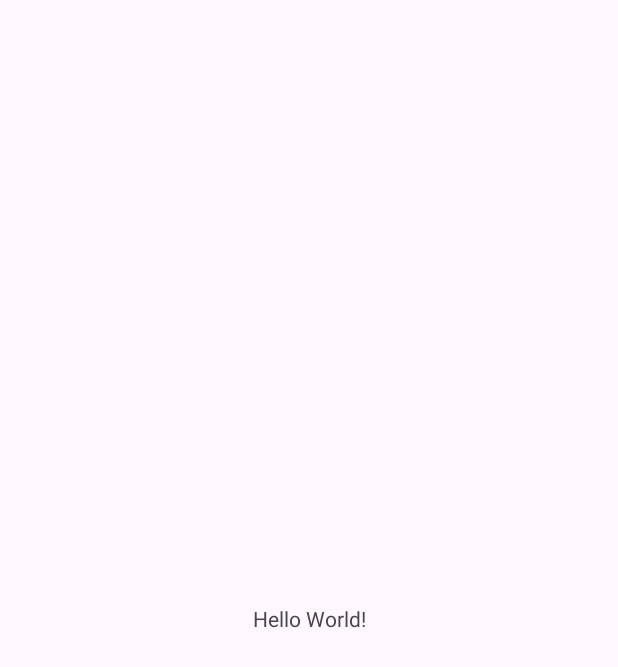
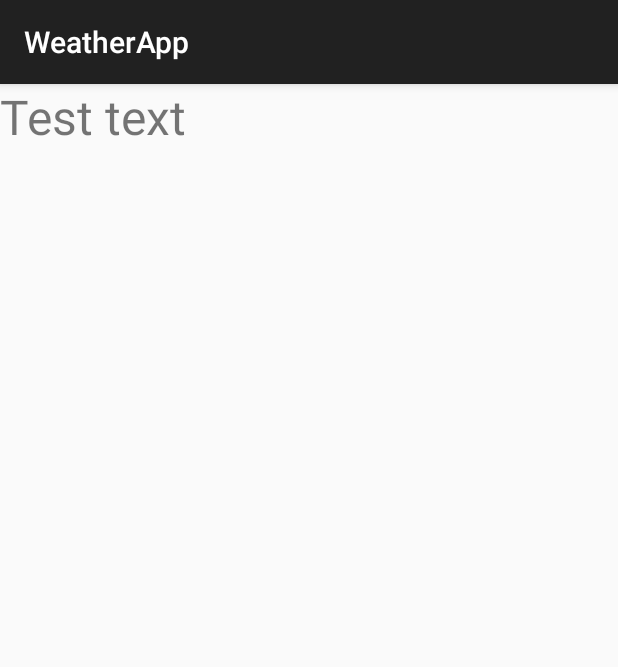
Before and after one commit to JuliaAbramenko/WeatherApp, an Android app: the screen it shows after launch (MainActivity), on a phone screen of 412 x 824 dp. Before the commit the part shown is almost empty. Shown: the top 667 px of the screen. Run offline under Robolectric (Android 15) with nearby library versions, the phone set to English and light mode, and no system bars.

Commit message:
Added serialized names and enums for model classes

```diff
--- a/app/src/main/java/com/example/weatherapp/MainActivity.kt
+++ b/app/src/main/java/com/example/weatherapp/MainActivity.kt
@@ -2,7 +2,6 @@ package com.example.weatherapp
 
 import androidx.appcompat.app.AppCompatActivity
 import android.os.Bundle
-
 class MainActivity : AppCompatActivity() {
     override fun onCreate(savedInstanceState: Bundle?) {
         super.onCreate(savedInstanceState)
--- /dev/null
+++ b/app/src/main/java/com/example/weatherapp/enums/WindSpeedUnitsEnum.kt
@@ -0,0 +1,6 @@
+package com.example.weatherapp.enums
+
+enum class WindSpeedUnitsEnum(val rep: String) {
+    KMH("kmh"),
+    KN("kn")
+}
--- a/app/src/main/res/layout/activity_main.xml
+++ b/app/src/main/res/layout/activity_main.xml
@@ -1,18 +1,13 @@
 <?xml version="1.0" encoding="utf-8"?>
 <androidx.constraintlayout.widget.ConstraintLayout xmlns:android="http://schemas.android.com/apk/res/android"
-    xmlns:app="http://schemas.android.com/apk/res-auto"
-    xmlns:tools="http://schemas.android.com/tools"
     android:layout_width="match_parent"
-    android:layout_height="match_parent"
-    tools:context=".MainActivity">
+    android:layout_height="match_parent">
 
     <TextView
-        android:layout_width="wrap_content"
-        android:layout_height="wrap_content"
-        android:text="Hello World!"
-        app:layout_constraintBottom_toBottomOf="parent"
-        app:layout_constraintEnd_toEndOf="parent"
-        app:layout_constraintStart_toStartOf="parent"
-        app:layout_constraintTop_toTopOf="parent" />
+        android:layout_width="match_parent"
+        android:layout_height="match_parent"
+        android:textSize="32sp"
+        android:text="Test text"
+        />
 
 </androidx.constraintlayout.widget.ConstraintLayout>
--- a/app/src/main/res/values-night/themes.xml
+++ b/app/src/main/res/values-night/themes.xml
@@ -1,6 +1,6 @@
 <resources xmlns:tools="http://schemas.android.com/tools">
     <!-- Base application theme. -->
-    <style name="Base.Theme.WeatherApp" parent="Theme.Material3.DayNight.NoActionBar">
+    <style name="Base.Theme.WeatherApp" parent="Base.Theme.AppCompat.Light.DarkActionBar">
         <!-- Customize your dark theme here. -->
         <!-- <item name="colorPrimary">@color/my_dark_primary</item> -->
     </style>
--- a/app/src/main/res/values/themes.xml
+++ b/app/src/main/res/values/themes.xml
@@ -1,6 +1,6 @@
 <resources xmlns:tools="http://schemas.android.com/tools">
     <!-- Base application theme. -->
-    <style name="Base.Theme.WeatherApp" parent="Theme.Material3.DayNight.NoActionBar">
+    <style name="Base.Theme.WeatherApp" parent="Base.Theme.AppCompat.Light.DarkActionBar">
         <!-- Customize your light theme here. -->
         <!-- <item name="colorPrimary">@color/my_light_primary</item> -->
     </style>
```
Also changed, not shown: app/src/main/AndroidManifest.xml (+5 -5 lines), app/src/main/java/com/example/weatherapp/data/model/CurrentWeather.kt (+8 -1 lines), app/src/main/java/com/example/weatherapp/data/model/Daily.kt (+11 -3 lines), app/src/main/java/com/example/weatherapp/data/model/DailyUnits.kt (+11 -3 lines), app/src/main/java/com/example/weatherapp/data/model/Hourly.kt (+18 -6 lines), app/src/main/java/com/example/weatherapp/data/model/HourlyUnits.kt (+18 -6 lines), app/src/main/java/com/example/weatherapp/data/model/WeatherModel.kt (+5 -2 lines), app/src/main/java/com/example/weatherapp/enums/DailyEnum.kt (added, +9 -0 lines), app/src/main/java/com/example/weatherapp/enums/HourlyEnum.kt (added, +13 -0 lines).
